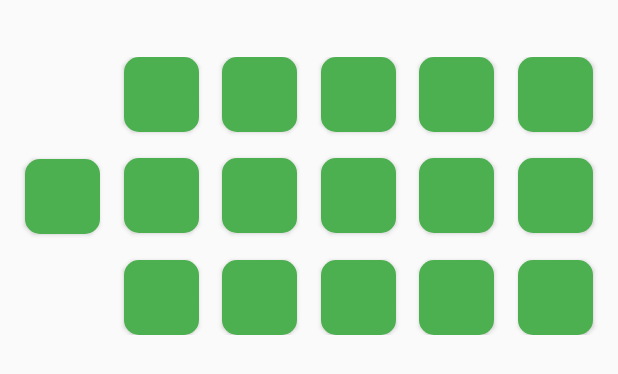
After one commit to arra1187/MonkeyEconomyBureau, an Android app: the layout discount_popup.xml on its own in the app's theme, with its tools: preview values and no code run, on a phone screen of 412 x 824 dp. The commit adds this screen. Shown: the top 374 px of the screen. Run offline under Robolectric (Android 15) with nearby library versions, the light colour scheme and no system bars.

Commit message:
Worked on RecyclerViews and started working on discount popup

```diff
--- /dev/null
+++ b/app/src/main/res/layout/discount_popup.xml
@@ -0,0 +1,215 @@
+<?xml version="1.0" encoding="utf-8"?>
+<androidx.constraintlayout.widget.ConstraintLayout xmlns:android="http://schemas.android.com/apk/res/android"
+    xmlns:app="http://schemas.android.com/apk/res-auto"
+    xmlns:tools="http://schemas.android.com/tools"
+    android:layout_width="match_parent"
+    android:layout_height="match_parent">
+
+    <androidx.constraintlayout.widget.ConstraintLayout
+        android:id="@+id/upgradesLayout"
+        android:layout_width="409dp"
+        android:layout_height="wrap_content"
+        android:layout_marginTop="10dp"
+        android:layout_marginBottom="10dp"
+        app:layout_constraintBottom_toTopOf="@+id/discountsLayout"
+        app:layout_constraintEnd_toEndOf="parent"
+        app:layout_constraintStart_toStartOf="parent"
+        app:layout_constraintTop_toTopOf="parent">
+
+        <Button
+            android:id="@+id/base_cost_button"
+            android:layout_width="50dp"
+            android:layout_height="50dp"
+            android:background="@drawable/green_rectangle_button_template"
+            app:layout_constraintBottom_toBottomOf="parent"
+            app:layout_constraintEnd_toStartOf="@+id/base_cost_button7"
+            app:layout_constraintStart_toStartOf="parent"
+            app:layout_constraintTop_toTopOf="parent"
+            tools:ignore="SpeakableTextPresentCheck" />
+
+        <Button
+            android:id="@+id/base_cost_button2"
+            android:layout_width="50dp"
+            android:layout_height="50dp"
+            android:background="@drawable/green_rectangle_button_template"
+            app:layout_constraintBottom_toTopOf="@+id/base_cost_button7"
+            app:layout_constraintEnd_toStartOf="@+id/base_cost_button3"
+            app:layout_constraintHorizontal_bias="0.0"
+            app:layout_constraintStart_toEndOf="@+id/base_cost_button"
+            app:layout_constraintTop_toTopOf="parent"
+            tools:ignore="SpeakableTextPresentCheck" />
+
+        <Button
+            android:id="@+id/base_cost_button3"
+            android:layout_width="50dp"
+            android:layout_height="50dp"
+            android:background="@drawable/green_rectangle_button_template"
+            app:layout_constraintBottom_toTopOf="@+id/base_cost_button8"
+            app:layout_constraintEnd_toStartOf="@+id/base_cost_button4"
+            app:layout_constraintStart_toEndOf="@+id/base_cost_button2"
+            app:layout_constraintTop_toTopOf="parent"
+            tools:ignore="SpeakableTextPresentCheck" />
+
+        <Button
+            android:id="@+id/base_cost_button4"
+            android:layout_width="50dp"
+            android:layout_height="50dp"
+            android:background="@drawable/green_rectangle_button_template"
+            app:layout_constraintBottom_toTopOf="@+id/base_cost_button9"
+            app:layout_constraintEnd_toStartOf="@+id/base_cost_button5"
+            app:layout_constraintStart_toEndOf="@+id/base_cost_button3"
+            app:layout_constraintTop_toTopOf="parent"
+            tools:ignore="SpeakableTextPresentCheck" />
+
+        <Button
+            android:id="@+id/base_cost_button5"
+            android:layout_width="50dp"
+            android:layout_height="50dp"
+            android:background="@drawable/green_rectangle_button_template"
+            app:layout_constraintBottom_toTopOf="@+id/base_cost_button10"
+            app:layout_constraintEnd_toStartOf="@+id/base_cost_button6"
+            app:layout_constraintStart_toEndOf="@+id/base_cost_button4"
+            app:layout_constraintTop_toTopOf="parent"
+            tools:ignore="SpeakableTextPresentCheck" />
+
+        <Button
+            android:id="@+id/base_cost_button6"
+            android:layout_width="50dp"
+            android:layout_height="50dp"
+            android:background="@drawable/green_rectangle_button_template"
+            app:layout_constraintBottom_toTopOf="@+id/base_cost_button11"
+            app:layout_constraintEnd_toEndOf="parent"
+            app:layout_constraintStart_toEndOf="@+id/base_cost_button5"
+            app:layout_constraintTop_toTopOf="parent"
+            tools:ignore="SpeakableTextPresentCheck" />
+
+        <Button
+            android:id="@+id/base_cost_button7"
+            android:layout_width="50dp"
+            android:layout_height="50dp"
+            android:layout_marginTop="17dp"
+            android:layout_marginBottom="18dp"
+            android:background="@drawable/green_rectangle_button_template"
+            app:layout_constraintBottom_toTopOf="@+id/base_cost_button12"
+            app:layout_constraintEnd_toStartOf="@+id/base_cost_button8"
+            app:layout_constraintStart_toEndOf="@+id/base_cost_button"
+            app:layout_constraintTop_toBottomOf="@+id/base_cost_button2"
+            tools:ignore="SpeakableTextPresentCheck" />
+
+        <Button
+            android:id="@+id/base_cost_button8"
+            android:layout_width="50dp"
+            android:layout_height="50dp"
+            android:layout_marginTop="17dp"
+            android:layout_marginBottom="18dp"
+            android:background="@drawable/green_rectangle_button_template"
+            app:layout_constraintBottom_toTopOf="@+id/base_cost_button13"
+            app:layout_constraintEnd_toStartOf="@+id/base_cost_button9"
+            app:layout_constraintStart_toEndOf="@+id/base_cost_button7"
+            app:layout_constraintTop_toBottomOf="@+id/base_cost_button3"
+            tools:ignore="SpeakableTextPresentCheck" />
+
+        <Button
+            android:id="@+id/base_cost_button9"
+            android:layout_width="50dp"
+            android:layout_height="50dp"
+            android:layout_marginTop="17dp"
+            android:layout_marginBottom="18dp"
+            android:background="@drawable/green_rectangle_button_template"
+            app:layout_constraintBottom_toTopOf="@+id/base_cost_button14"
+            app:layout_constraintEnd_toStartOf="@+id/base_cost_button10"
+            app:layout_constraintStart_toEndOf="@+id/base_cost_button8"
+            app:layout_constraintTop_toBottomOf="@+id/base_cost_button4"
+            tools:ignore="SpeakableTextPresentCheck" />
+
+        <Button
+            android:id="@+id/base_cost_button10"
+            android:layout_width="50dp"
+            android:layout_height="50dp"
+            android:layout_marginTop="17dp"
+            android:layout_marginBottom="18dp"
+            android:background="@drawable/green_rectangle_button_template"
+            app:layout_constraintBottom_toTopOf="@+id/base_cost_button15"
+            app:layout_constraintEnd_toStartOf="@+id/base_cost_button11"
+            app:layout_constraintStart_toEndOf="@+id/base_cost_button9"
+            app:layout_constraintTop_toBottomOf="@+id/base_cost_button5"
+            tools:ignore="SpeakableTextPresentCheck" />
+
+        <Button
+            android:id="@+id/base_cost_button11"
+            android:layout_width="50dp"
+            android:layout_height="50dp"
+            android:layout_marginTop="17dp"
+            android:layout_marginBottom="18dp"
+            android:background="@drawable/green_rectangle_button_template"
+            app:layout_constraintBottom_toTopOf="@+id/base_cost_button16"
+            app:layout_constraintEnd_toEndOf="parent"
+            app:layout_constraintStart_toEndOf="@+id/base_cost_button10"
+            app:layout_constraintTop_toBottomOf="@+id/base_cost_button6"
+            tools:ignore="SpeakableTextPresentCheck" />
+
+        <Button
+            android:id="@+id/base_cost_button12"
+            android:layout_width="50dp"
+            android:layout_height="50dp"
+            android:background="@drawable/green_rectangle_button_template"
+            app:layout_constraintBottom_toBottomOf="parent"
+            app:layout_constraintEnd_toStartOf="@+id/base_cost_button13"
+            app:layout_constraintStart_toEndOf="@+id/base_cost_button"
+            app:layout_constraintTop_toBottomOf="@+id/base_cost_button7"
+            tools:ignore="SpeakableTextPresentCheck" />
+
+        <Button
+            android:id="@+id/base_cost_button13"
+            android:layout_width="50dp"
+            android:layout_height="50dp"
+            android:background="@drawable/green_rectangle_button_template"
+            app:layout_constraintBottom_toBottomOf="parent"
+            app:layout_constraintEnd_toStartOf="@+id/base_cost_button14"
+            app:layout_constraintStart_toEndOf="@+id/base_cost_button12"
+            app:layout_constraintTop_toBottomOf="@+id/base_cost_button8"
+            tools:ignore="SpeakableTextPresentCheck" />
+
+        <Button
+            android:id="@+id/base_cost_button14"
+            android:layout_width="50dp"
+            android:layout_height="50dp"
+            android:background="@drawable/green_rectangle_button_template"
+            app:layout_constraintBottom_toBottomOf="parent"
+            app:layout_constraintEnd_toStartOf="@+id/base_cost_button15"
+            app:layout_constraintStart_toEndOf="@+id/base_cost_button13"
+            app:layout_constraintTop_toBottomOf="@+id/base_cost_button9"
+            tools:ignore="SpeakableTextPresentCheck" />
+
+        <Button
+            android:id="@+id/base_cost_button15"
+            android:layout_width="50dp"
+            android:layout_height="50dp"
+            android:background="@drawable/green_rectangle_button_template"
+            app:layout_constraintBottom_toBottomOf="parent"
+            app:layout_constraintEnd_toStartOf="@+id/base_cost_button16"
+            app:layout_constraintStart_toEndOf="@+id/base_cost_button14"
+            app:layout_constraintTop_toBottomOf="@+id/base_cost_button10"
+            tools:ignore="SpeakableTextPresentCheck" />
+
+        <Button
+            android:id="@+id/base_cost_button16"
+            android:layout_width="50dp"
+            android:layout_height="50dp"
+            android:background="@drawable/green_rectangle_button_template"
+            app:layout_constraintBottom_toBottomOf="parent"
+            app:layout_constraintEnd_toEndOf="parent"
+            app:layout_constraintStart_toEndOf="@+id/base_cost_button15"
+            app:layout_constraintTop_toBottomOf="@+id/base_cost_button11"
+            tools:ignore="SpeakableTextPresentCheck" />
+    </androidx.constraintlayout.widget.ConstraintLayout>
+
+    <androidx.constraintlayout.widget.ConstraintLayout
+        android:id="@+id/discountsLayout"
+        android:layout_width="409dp"
+        android:layout_height="534dp"
+        app:layout_constraintBottom_toBottomOf="parent"
+        app:layout_constraintEnd_toEndOf="parent"
+        app:layout_constraintStart_toStartOf="parent"
+        app:layout_constraintTop_toBottomOf="@+id/upgradesLayout"/>
+</androidx.constraintlayout.widget.ConstraintLayout>
--- a/app/src/main/res/values/colors.xml
+++ b/app/src/main/res/values/colors.xml
@@ -11,4 +11,5 @@
     <color name="green">#FF4CAF50</color>
     <color name="cyan">#FF00BCD4</color>
     <color name="tan">#FFD2D3A3</color>
+    <color name="red">#FFC63D3D</color>
 </resources>
--- a/app/src/main/res/values/strings.xml
+++ b/app/src/main/res/values/strings.xml
@@ -26,6 +26,7 @@
     <string name="add_different_tower_button">Add Different Tower</string>
     <string name="mk">Set Monkey Knowledge</string>
     <string name="target_button_label">Target  </string>
+    <string name="x_button">X</string>
 
     <!-- Defence section -->
     <string name="first_tower">Dart 1  </string>
```
Also changed, not shown: app/src/main/java/com/example/costcalculator30/Defence.java (deleted, +0 -11 lines), app/src/main/java/com/example/costcalculator30/Tower.java (+11 -5 lines), app/src/main/java/com/example/costcalculator30/TowerRecyclerViewAdapter.java (added, +154 -0 lines), app/src/main/java/com/example/costcalculator30/TowerTypeRecyclerViewAdapter.java (added, +92 -0 lines), app/src/main/res/drawable/red_rectangle_button.xml (added, +10 -0 lines), app/src/main/res/layout/tower_display.xml (+15 -1 lines).
